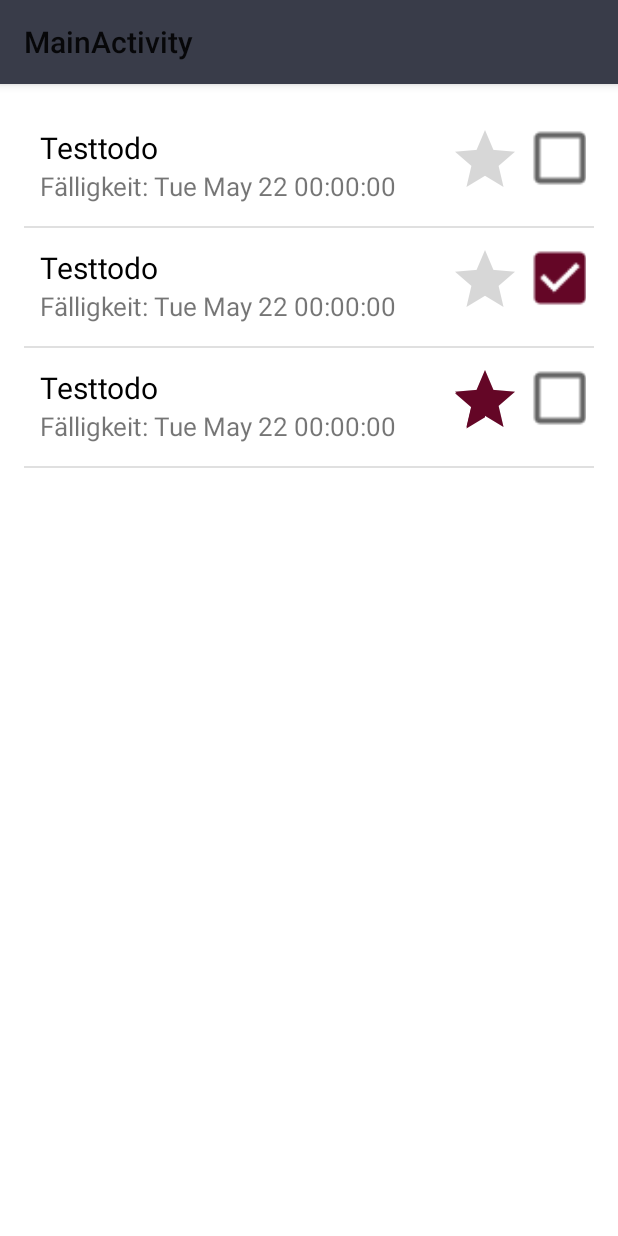
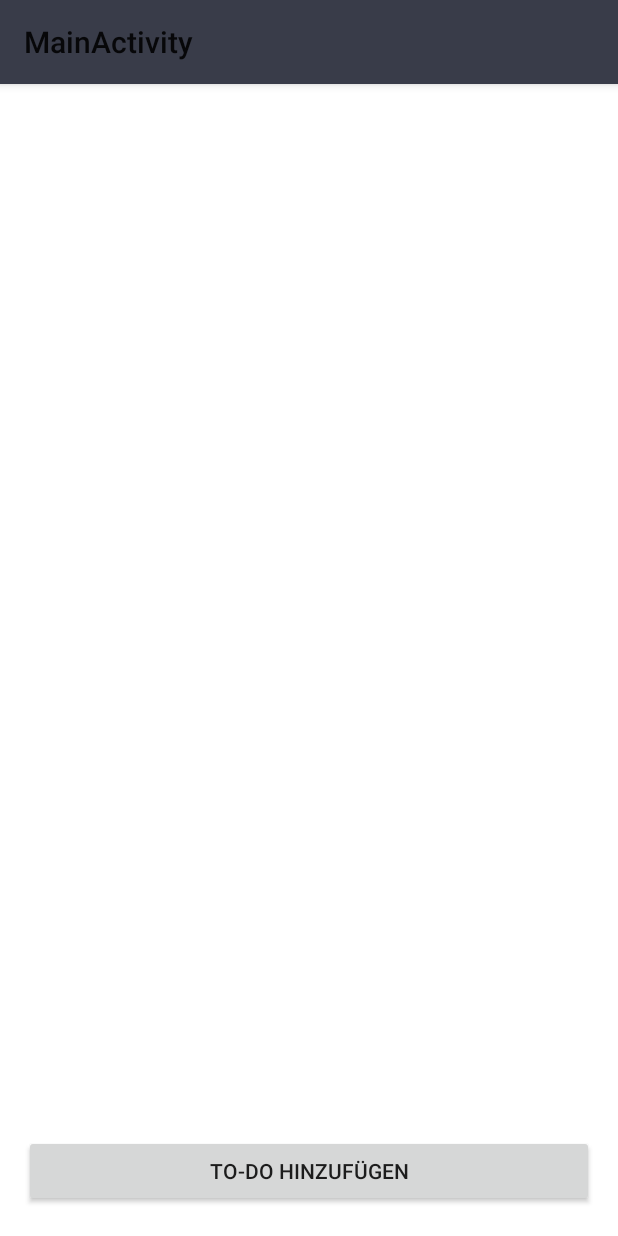
Before and after one commit to Raketensofa/MyTODO, an Android app: the screen it shows after launch (MainActivity), on a phone screen of 412 x 824 dp. Run offline under Robolectric (Android 15) with nearby library versions, the phone set to English and light mode, and no system bars.

Commit message:
1.0.0.2 | 07.05.2017 | 15:54

```diff
--- a/app/build.gradle
+++ b/app/build.gradle
@@ -6,7 +6,7 @@ android {
 
     defaultConfig {
         applicationId "cgellner.mytodo"
-        minSdkVersion 21
+        minSdkVersion 24
         targetSdkVersion 25
         versionCode 1
         versionName "1.0"
--- a/app/src/main/AndroidManifest.xml
+++ b/app/src/main/AndroidManifest.xml
@@ -20,6 +20,7 @@
                 <category android:name="android.intent.category.LAUNCHER" />
             </intent-filter>
         </activity>
+        <activity android:name=".ActivityTodoForm"></activity>
     </application>
 
 </manifest>
--- a/app/src/main/java/cgellner/mytodo/MainActivity.java
+++ b/app/src/main/java/cgellner/mytodo/MainActivity.java
@@ -1,22 +1,30 @@
 package cgellner.mytodo;
 
+import android.content.Intent;
+import android.database.Cursor;
+import android.database.sqlite.SQLiteDatabase;
 import android.os.Bundle;
 import android.app.Activity;
 import android.support.v7.widget.LinearLayoutManager;
 import android.support.v7.widget.RecyclerView;
 import android.util.Log;
+import android.view.View;
+import android.widget.Button;
 import android.widget.ListView;
 
 import java.util.ArrayList;
 import java.util.Date;
 
+import database.SqliteDatabase;
 import model.Todo;
 
 public class MainActivity extends Activity {
 
 
     private ArrayList<Todo> todolist;
-    private  ListView listviewTodos;
+    private ListView listviewTodos;
+    private SqliteDatabase database;
+    private Button buttonNewTodo;
 
     @Override
     protected void onCreate(Bundle savedInstanceState) {
@@ -25,6 +33,10 @@ public class MainActivity extends Activity {
 
         setContentView(R.layout.activity_main);
 
+        database = new SqliteDatabase(this);
+        database.open();
+
+        setButtonListener();
         createListviewTodos();
     }
 
@@ -32,15 +44,21 @@ public class MainActivity extends Activity {
     private void createListviewTodos(){
 
         try {
+
             todolist = new ArrayList<>();
             todolist.add(new Todo("Testtodo", "Das ist ein Test.", false, false, new Date(2017, 4, 22)));
             todolist.add(new Todo("Testtodo", "Das ist ein Test.", true, false, new Date(2017, 4, 22)));
             todolist.add(new Todo("Testtodo", "Das ist ein Test.", false, true, new Date(2017, 4, 22)));
 
-            TodolistArrayAdapter adapter = new TodolistArrayAdapter(this, todolist);
 
+            Cursor todoCursor = database.getDatabase().rawQuery("SELECT  * FROM todo_items", null);
             listviewTodos = (ListView) findViewById(R.id.listview_todolist);
-            listviewTodos.setAdapter(adapter);
+            TodoCursorAdapter todoCursorAdapter = new TodoCursorAdapter(this, todoCursor);
+            listviewTodos.setAdapter(todoCursorAdapter);
+
+
+            // Switch to new cursor and update contents of ListView
+            // todoAdapter.changeCursor(newCursor);
 
         }catch (Exception ex){
 
@@ -48,4 +66,25 @@ public class MainActivity extends Activity {
         }
     }
 
+
+    private void setButtonListener(){
+
+        buttonNewTodo = (Button)findViewById(R.id.todolist_button_newTodo);
+        buttonNewTodo.setOnClickListener(new View.OnClickListener() {
+            @Override
+            public void onClick(View v) {
+
+                showFormForNewTodo();
+            }
+        });
+    }
+
+
+    private void showFormForNewTodo(){
+
+        Intent intent = new Intent(this, ActivityTodoForm.class);
+        startActivity(intent);
+
+    }
+
 }
--- a/app/src/main/java/cgellner/mytodo/TodolistArrayAdapter.java
+++ b/app/src/main/java/cgellner/mytodo/TodolistArrayAdapter.java
@@ -1,7 +1,6 @@
 package cgellner.mytodo;
 
 import android.content.Context;
-import android.util.Log;
 import android.view.LayoutInflater;
 import android.view.View;
 import android.view.ViewGroup;
--- /dev/null
+++ b/app/src/main/java/database/ITodoItemCRUD.java
@@ -0,0 +1,18 @@
+package database;
+
+import java.util.List;
+
+import model.Todo;
+
+/**
+ * Created by Carolin on 07.05.2017.
+ */
+public interface ITodoItemCRUD {
+
+    public Todo createTodo(Todo todoItem);
+    public List<Todo> readAllTodoItems();
+    public Todo readTodoItem(long todoItemId);
+    public Todo updateTodoItem(Todo item);
+    public boolean deleteTodoItem(long todoItemId);
+
+}
--- a/app/src/main/java/model/Todo.java
+++ b/app/src/main/java/model/Todo.java
@@ -5,7 +5,7 @@ import java.util.Date;
 /**
  * Created by Carolin on 21.04.2017.
  */
-public class Todo extends Model {
+public class Todo extends Model{
 
     //region Attribute
     private String name;
--- a/app/src/main/res/layout/activity_main.xml
+++ b/app/src/main/res/layout/activity_main.xml
@@ -8,13 +8,45 @@
     android:paddingRight="@dimen/activity_horizontal_margin"
     android:paddingTop="@dimen/activity_vertical_margin"
     android:background="@android:color/white"
-    tools:context="cgellner.mytodo.MainActivity">
+    tools:context="cgellner.mytodo.MainActivity"
+    android:clickable="true">
 
     <ListView
         xmlns:android="http://schemas.android.com/apk/res/android"
         android:id="@+id/listview_todolist"
         android:scrollbars="vertical"
         android:layout_width="match_parent"
-        android:layout_height="match_parent" />
+        android:layout_height="match_parent"
+        style="@android:style/Widget.Material.Light.ListView"
+        android:layout_alignParentTop="true"
+        android:layout_alignParentLeft="true"
+        android:layout_alignParentRight="true"
+        android:choiceMode="singleChoice"
+        android:footerDividersEnabled="false"
+        android:theme="@android:style/Widget.Material.Light"
+        android:layout_centerHorizontal="true"
+        android:layout_marginBottom="5dp"
+        android:layout_alignParentBottom="false"
+        android:layout_above="@+id/todolist_button_newTodo"
+        android:layout_alignParentEnd="true"
+        android:layout_alignParentStart="true" />
+
+    <Button
+        android:layout_width="wrap_content"
+        android:layout_height="wrap_content"
+        android:text="TO-DO hinzufügen"
+        android:id="@+id/todolist_button_newTodo"
+        android:layout_alignParentStart="true"
+        android:layout_alignParentEnd="true"
+        android:layout_alignParentBottom="true"
+        android:layout_alignParentLeft="true"
+        android:layout_alignParentRight="true"
+        style="@android:style/TextAppearance.Material.Button"
+        android:layout_centerVertical="true"
+        android:visibility="visible"
+        android:singleLine="true"
+        android:layout_marginBottom="3dp"
+        android:clickable="true"
+        android:enabled="true" />
 
 </RelativeLayout>
```
Also changed, not shown: app/src/main/java/cgellner/mytodo/ActivityTodoForm.java (added, +15 -0 lines), app/src/main/java/cgellner/mytodo/TodoCursorAdapter.java (added, +64 -0 lines), app/src/main/java/database/Queries.java (+12 -12 lines), app/src/main/java/database/SqliteDatabase.java (+44 -31 lines), app/src/main/res/layout-v24/activity_activity_todo_form.xml (added, +149 -0 lines), app/src/main/res/layout/activity_activity_todo_form.xml (added, +114 -0 lines).
